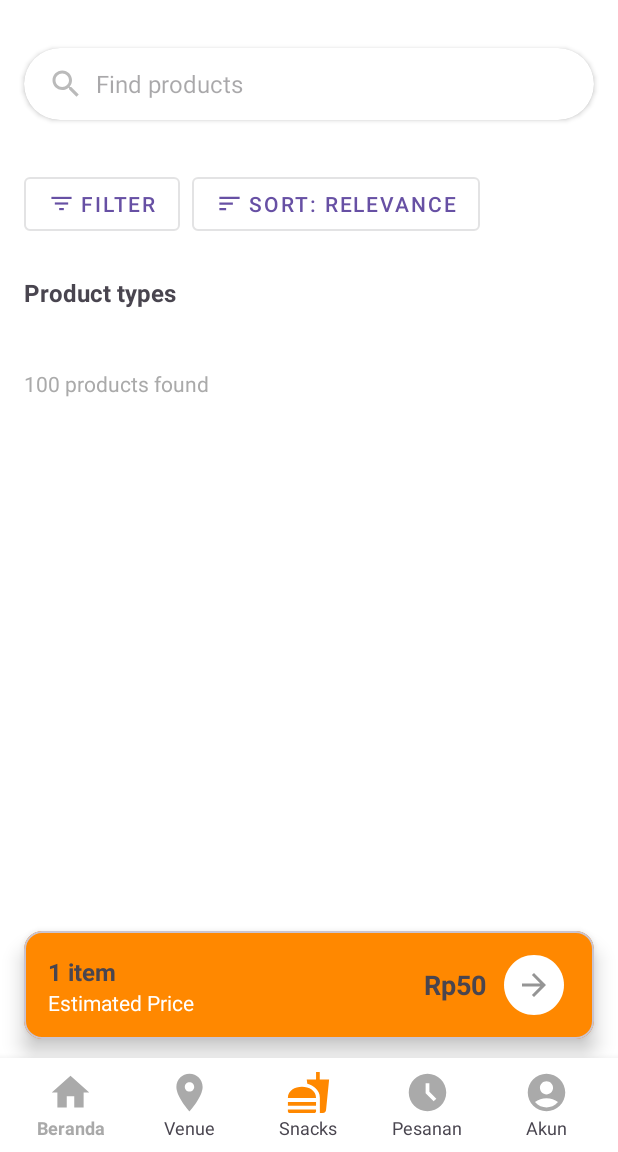
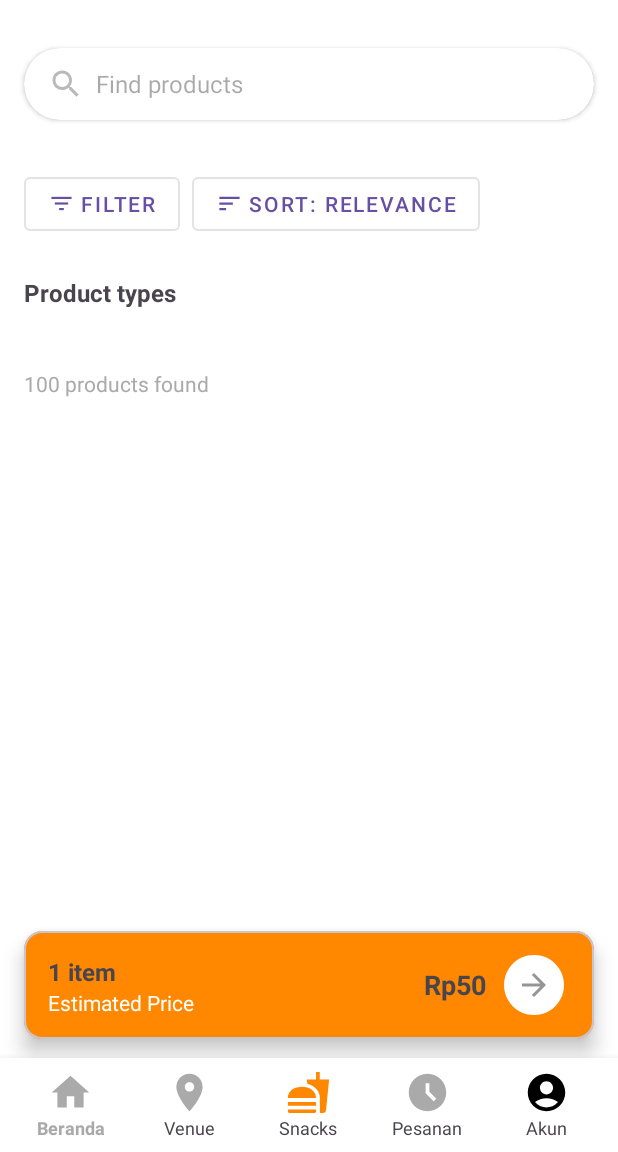
Before and after one commit to Eredith/SportsBooking1, an Android app: the MakananActivity screen opened directly, with no data from a screen before it, on a phone screen of 412 x 824 dp, the part 84-1236 px from its top. Run offline under Robolectric (Android 15) with nearby library versions, the phone set to English and light mode, and no system bars; our stand-ins replace Firebase (no records; nobody signed in at launch, a user with empty details on screens opened directly); pictures from the network do not load.

Commit message:
update navbar di page makanan

```diff
--- a/app/src/main/java/com/example/sportsbooking/store/MakananActivity.kt
+++ b/app/src/main/java/com/example/sportsbooking/store/MakananActivity.kt
@@ -11,11 +11,13 @@ import android.widget.Toast
 import androidx.appcompat.app.AppCompatActivity
 import androidx.recyclerview.widget.LinearLayoutManager
 import androidx.recyclerview.widget.RecyclerView
+import com.bumptech.glide.Glide
 import com.example.sportsbooking.MainActivity
 import com.example.sportsbooking.R
 import com.example.sportsbooking.booking.BookingActivity
 import com.example.sportsbooking.profile.ProfileActivity
 import com.example.sportsbooking.venue.VenueListActivity
+import com.google.firebase.auth.FirebaseAuth
 import com.google.firebase.firestore.FirebaseFirestore
 
 class MakananActivity : AppCompatActivity() {
@@ -24,6 +26,7 @@ class MakananActivity : AppCompatActivity() {
     private lateinit var makananAdapter: MakananAdapter
     private val makananList = mutableListOf<Makanan>()
     private val firestore = FirebaseFirestore.getInstance()
+    private lateinit var profileImageNavbar: ImageView
 
     override fun onCreate(savedInstanceState: Bundle?) {
         super.onCreate(savedInstanceState)
@@ -36,6 +39,12 @@ class MakananActivity : AppCompatActivity() {
             Toast.makeText(this, "${makanan.nama} added to cart", Toast.LENGTH_SHORT).show()
         }
         recyclerViewMakanan.adapter = makananAdapter
+
+        // Inisialisasi ImageView untuk foto profil
+        profileImageNavbar = findViewById(R.id.profileImageNavbar)
+
+        // Load foto profil pengguna
+        loadUserProfileImage()
 
         loadMakananData()
 
@@ -59,6 +68,31 @@ class MakananActivity : AppCompatActivity() {
                 Log.e("MakananActivity", "Error fetching data", e)
             }
     }
+
+    private fun loadUserProfileImage() {
+        val user = FirebaseAuth.getInstance().currentUser
+        user?.let {
+            firestore.collection("users").document(user.uid).get()
+                .addOnSuccessListener { document ->
+                    if (document != null && document.exists()) {
+                        val profileImageUrl = document.getString("profileImageUrl")
+                        if (!profileImageUrl.isNullOrEmpty()) {
+                            Glide.with(this)
+                                .load(profileImageUrl)
+                                .circleCrop()
+                                .placeholder(R.drawable.default_profile) // Gambar default jika gagal load
+                                .into(profileImageNavbar)
+                        } else {
+                            profileImageNavbar.setImageResource(R.drawable.default_profile)
+                        }
+                    }
+                }
+                .addOnFailureListener {
+                    profileImageNavbar.setImageResource(R.drawable.default_profile)
+                }
+        }
+    }
+
 
     override fun onOptionsItemSelected(item: MenuItem): Boolean {
         return when (item.itemId) {
--- a/app/src/main/res/layout/activity_main.xml
+++ b/app/src/main/res/layout/activity_main.xml
@@ -271,9 +271,7 @@
                 android:id="@+id/profileImageNavbar"
                 android:layout_width="30dp"
                 android:layout_height="30dp"
-                android:src="@drawable/ic_bottom_nav_bar_profile"
-                app:tint="@android:color/darker_gray"/>
-            />
+                android:src="@drawable/ic_bottom_nav_bar_profile"/>
 
             <TextView
                 android:id="@+id/text_profile"
--- a/app/src/main/res/layout/activity_makanan.xml
+++ b/app/src/main/res/layout/activity_makanan.xml
@@ -305,9 +305,7 @@
                 android:id="@+id/profileImageNavbar"
                 android:layout_width="30dp"
                 android:layout_height="30dp"
-                android:src="@drawable/ic_bottom_nav_bar_profile"
-                app:tint="@android:color/darker_gray"/>
-            />
+                android:src="@drawable/ic_bottom_nav_bar_profile"/>
 
             <TextView
                 android:id="@+id/text_profile"
--- a/app/src/main/res/layout/activity_venue_list.xml
+++ b/app/src/main/res/layout/activity_venue_list.xml
@@ -324,9 +324,8 @@
                 android:id="@+id/profileImageNavbar"
                 android:layout_width="30dp"
                 android:layout_height="30dp"
-                android:src="@drawable/ic_bottom_nav_bar_profile"
-                app:tint="@android:color/darker_gray"/>
-            />
+                android:src="@drawable/ic_bottom_nav_bar_profile"/>
+
 
             <TextView
                 android:id="@+id/text_profile"
```
